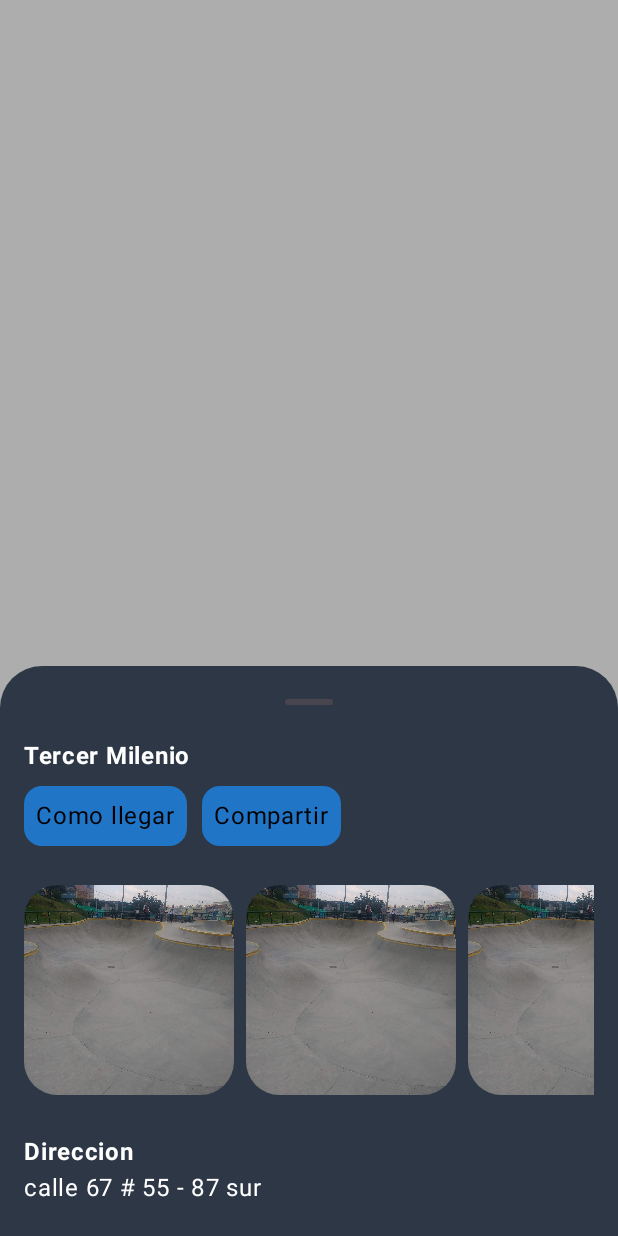
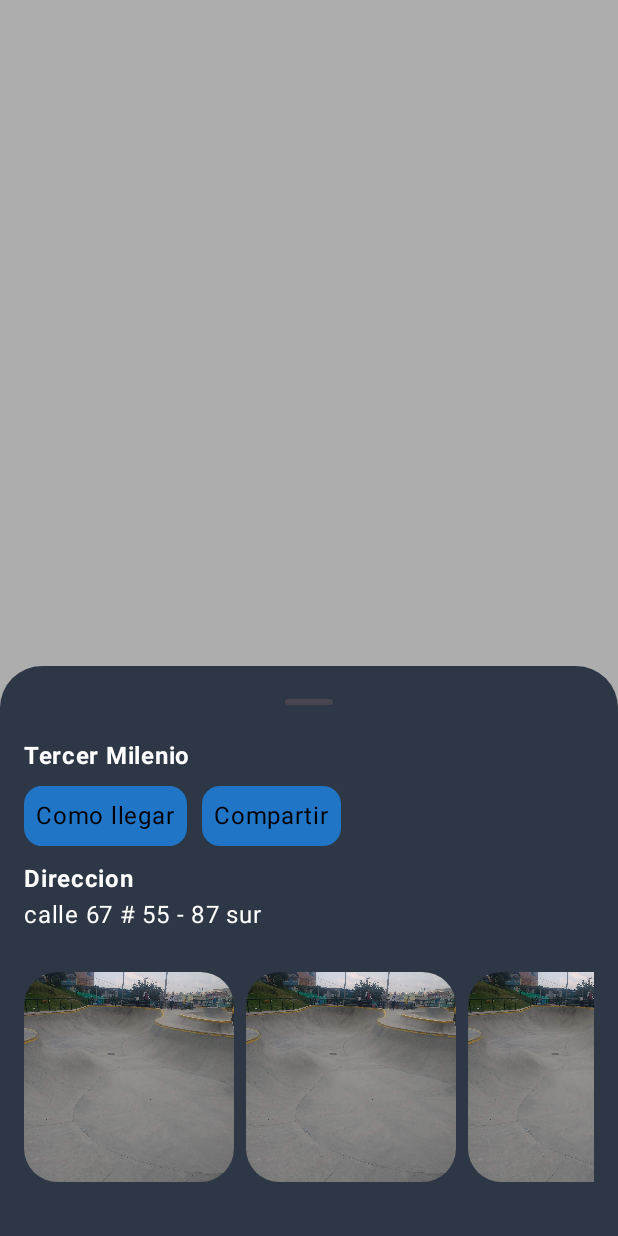
Before and after one commit to erisg/GoSkateCompose, an Android app built with Jetpack Compose: the @Preview function BottomSheetPreview, on a phone screen of 412 x 824 dp. Run offline under Robolectric (Android 15) with nearby library versions, the phone set to English and light mode, and no system bars.

Commit message:
visual improvements when showing the detail of the spot

```diff
--- a/app/src/main/java/com/goskate/goskate/ui/components/BottomSheetComponent.kt
+++ b/app/src/main/java/com/goskate/goskate/ui/components/BottomSheetComponent.kt
@@ -1,7 +1,9 @@
 package com.goskate.goskate.ui.components
 
 import androidx.compose.animation.animateContentSize
+import androidx.compose.animation.core.animateFloatAsState
 import androidx.compose.foundation.Image
+import androidx.compose.foundation.clickable
 import androidx.compose.foundation.layout.Arrangement
 import androidx.compose.foundation.layout.Box
 import androidx.compose.foundation.layout.Row
@@ -21,9 +23,14 @@ import androidx.compose.material3.ModalBottomSheet
 import androidx.compose.material3.Text
 import androidx.compose.material3.rememberModalBottomSheetState
 import androidx.compose.runtime.Composable
+import androidx.compose.runtime.getValue
+import androidx.compose.runtime.mutableStateOf
+import androidx.compose.runtime.remember
+import androidx.compose.runtime.setValue
 import androidx.compose.ui.Alignment
 import androidx.compose.ui.Modifier
 import androidx.compose.ui.draw.clip
+import androidx.compose.ui.draw.scale
 import androidx.compose.ui.layout.ContentScale
 import androidx.compose.ui.res.painterResource
 import androidx.compose.ui.text.font.FontWeight
@@ -67,23 +74,6 @@ fun BottomSheetComponent(onDismiss: () -> Unit) {
             Banner(null, "Compartir")
         }
         Spacer(modifier = Modifier.height(10.dp))
-        LazyRow(
-            modifier = Modifier
-                .padding(16.dp)
-                .fillMaxWidth(),
-            horizontalArrangement = Arrangement.SpaceBetween,
-            verticalAlignment = Alignment.CenterVertically,
-        ) {
-            items(count = 6) {
-                ItemImage(
-                    image = R.drawable.skateparkimg,
-                    withSize = 140.dp,
-                    heightSize = 140.dp,
-                )
-                Spacer(modifier = Modifier.width(8.dp))
-            }
-        }
-        Spacer(modifier = Modifier.height(10.dp))
         Text(
             text = "Direccion",
             fontWeight = FontWeight.Bold,
@@ -101,12 +91,31 @@ fun BottomSheetComponent(onDismiss: () -> Unit) {
                 .fillMaxWidth()
                 .padding(horizontal = 16.dp),
         )
+        Spacer(modifier = Modifier.height(10.dp))
+        LazyRow(
+            modifier = Modifier
+                .padding(16.dp)
+                .fillMaxWidth(),
+            horizontalArrangement = Arrangement.SpaceBetween,
+            verticalAlignment = Alignment.CenterVertically,
+        ) {
+            items(count = 6) {
+                ItemImage(
+                    image = R.drawable.skateparkimg,
+                    withSize = 140.dp,
+                    heightSize = 140.dp,
+                )
+                Spacer(modifier = Modifier.width(8.dp))
+            }
+        }
         Spacer(modifier = Modifier.size(height = 20.dp, width = 6.dp))
     }
 }
 
 @Composable
 fun ItemImage(image: Int, withSize: Dp, heightSize: Dp) {
+    var isScaled by remember { mutableStateOf(false) }
+    val scale by animateFloatAsState(if (isScaled) 1.5f else 1f)
     Box(
         modifier = Modifier
             .wrapContentWidth()
@@ -118,7 +127,11 @@ fun ItemImage(image: Int, withSize: Dp, heightSize: Dp) {
             modifier = Modifier
                 .animateContentSize()
                 .clip(RoundedCornerShape(16))
-                .fillMaxSize(),
+                .fillMaxSize()
+                .scale(scale)
+                .clickable {
+                    isScaled = !isScaled
+                },
             contentScale = ContentScale.FillWidth,
         )
     }
--- a/app/src/main/java/com/goskate/goskate/ui/screen/login/LoginScreen.kt
+++ b/app/src/main/java/com/goskate/goskate/ui/screen/login/LoginScreen.kt
@@ -1,7 +1,6 @@
 package com.goskate.goskate.ui.screen.login
 
 import android.os.Build.VERSION.SDK_INT
-import androidx.compose.animation.ExperimentalAnimationApi
 import androidx.compose.foundation.Image
 import androidx.compose.foundation.clickable
 import androidx.compose.foundation.layout.Box
@@ -54,11 +53,7 @@ import com.goskate.goskate.ui.components.TextFieldWithIconsComponent
 import com.goskate.goskate.ui.components.isValidEmail
 import com.goskate.goskate.ui.theme.GoSkateTheme
 import com.goskate.goskate.ui.viewmodels.AuthViewModel
-import kotlinx.coroutines.Dispatchers
-import kotlinx.coroutines.GlobalScope
-import kotlinx.coroutines.launch
 
-@OptIn(ExperimentalAnimationApi::class)
 @Composable
 fun LoginScreen(navController: NavController) {
     val viewModel: AuthViewModel = hiltViewModel()
--- a/app/src/main/java/com/goskate/goskate/ui/screen/map/MapsScreen.kt
+++ b/app/src/main/java/com/goskate/goskate/ui/screen/map/MapsScreen.kt
@@ -12,7 +12,6 @@ import androidx.compose.ui.platform.LocalContext
 import androidx.compose.ui.tooling.preview.Preview
 import androidx.compose.ui.unit.dp
 import androidx.constraintlayout.compose.ConstraintLayout
-import androidx.navigation.NavController
 import com.google.android.gms.maps.model.CameraPosition
 import com.google.android.gms.maps.model.LatLng
 import com.google.android.gms.maps.model.MapStyleOptions
```
Also changed, not shown: app/build.gradle (+8 -2 lines).
